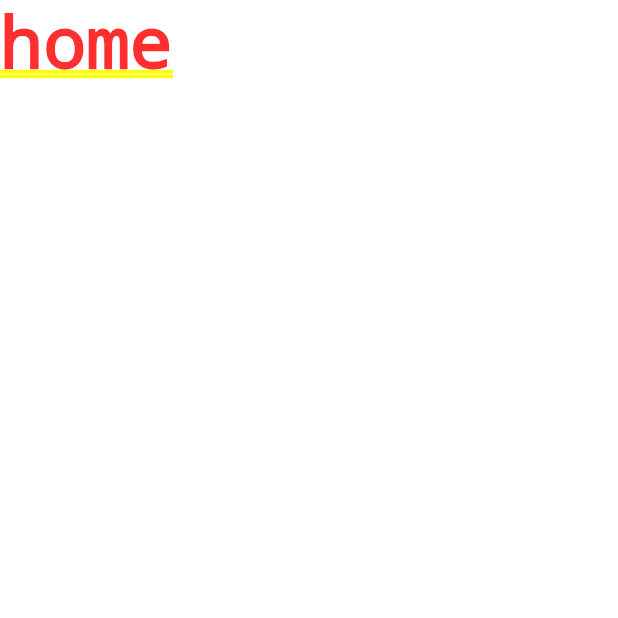
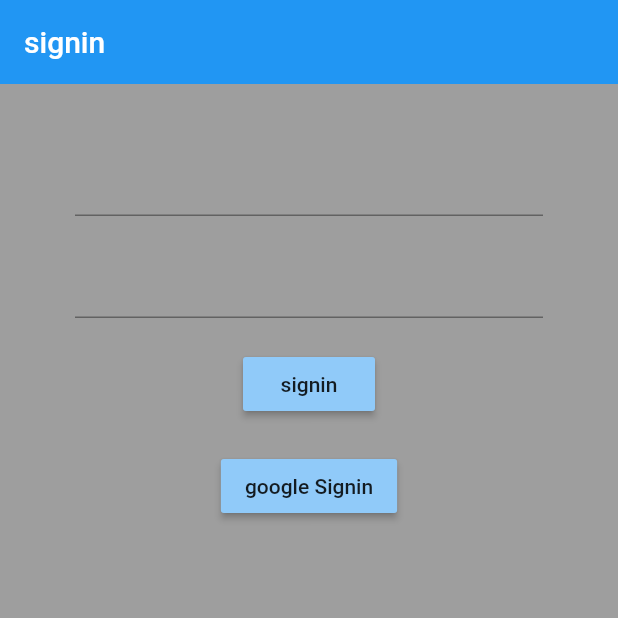
Before and after one commit to m-Arjun/yosadha_finance, a Flutter app: the screen it shows after launch, on a phone screen of 412 x 824 dp, the top half of it. Run offline on Flutter 3.47's test engine with Material 2 defaults, Android fonts, the phone set to English and light mode, and no system bars; our stand-ins replace firebase_auth, flutter_spinkit, google_sign_in; accounts and stored records are empty.

Commit message:
added google sign in and added more user details

```diff
--- a/lib/main.dart
+++ b/lib/main.dart
@@ -1,5 +1,10 @@
+import 'package:firebase_auth/firebase_auth.dart';
 import 'package:flutter/material.dart';
+import 'package:provider/provider.dart';
+import 'package:yosadha_finance/models/user.dart';
 import 'package:yosadha_finance/screens/wrapper.dart';
+import 'package:yosadha_finance/services/authservice.dart';
+import 'package:yosadha_finance/shared/loading.dart';
 
 void main() {
   runApp(MyApp());
@@ -9,8 +14,26 @@ class MyApp extends StatelessWidget {
   // This widget is the root of your application.
   @override
   Widget build(BuildContext context) {
-    return MaterialApp(
-      home:Wrapper()
+    return StreamProvider<User>.value(
+      value:Authservice().user,
+          child: MaterialApp(
+        home:Mainscreen()
+      ),
     );
   }
 }
+
+class Mainscreen extends StatelessWidget {
+  @override
+  Widget build(BuildContext context) {
+    return StreamBuilder(
+      stream: FirebaseAuth.instance.onAuthStateChanged,
+      builder: (context,AsyncSnapshot<FirebaseUser> snapshot){
+        if(snapshot.connectionState == ConnectionState.waiting)
+          return Loading();
+        return Wrapper();
+      },
+
+    );
+  }
+}
--- /dev/null
+++ b/lib/models/user.dart
@@ -0,0 +1,9 @@
+
+//converting firebase object into our own class object
+
+class User {
+
+final String uid,email,providerid,displayname,photourl,phn;
+User({ this.uid ,this.displayname,this.email,this.providerid,this.phn,this.photourl});
+
+}
--- a/lib/screens/authentication/auth.dart
+++ b/lib/screens/authentication/auth.dart
@@ -1,15 +1,17 @@
 import 'package:flutter/material.dart';
+import 'package:yosadha_finance/screens/authentication/sign_in.dart';
+
 
 class Authenticate extends StatefulWidget {
   @override
-  AauthenticateState createState() => AauthenticateState();
+  _AuthenticateState createState() => _AuthenticateState();
 }
 
-class AauthenticateState extends State<Authenticate> {
+class _AuthenticateState extends State<Authenticate> {
   @override
   Widget build(BuildContext context) {
     return Container(
-      child:Text('Authenticate')
+    child:Signin()
     );
   }
 }
--- /dev/null
+++ b/lib/screens/authentication/sign_in.dart
@@ -0,0 +1,97 @@
+import 'package:flutter/material.dart';
+import 'package:yosadha_finance/services/authservice.dart';
+
+class Signin extends StatefulWidget {
+  @override
+  _SigninState createState() => _SigninState();
+}
+
+class _SigninState extends State<Signin> {
+  final Authservice _auth = Authservice();
+  String email = '';
+  String password = '';
+  String error = '';
+  final _formkey = GlobalKey<FormState>();
+  @override
+  Widget build(BuildContext context) {
+    return Scaffold(
+      resizeToAvoidBottomPadding: false,
+      backgroundColor: Colors.grey,
+      appBar: AppBar(
+        backgroundColor: Colors.blue,
+        elevation: 0,
+        title: Text('signin'),
+      ),
+      body: Container(
+          padding: EdgeInsets.symmetric(vertical: 20, horizontal: 50),
+          child: Form(
+            key: _formkey,
+            child: Column(
+              children: <Widget>[
+                SizedBox(
+                  height: 20,
+                ),
+                TextFormField(
+                  validator: (val) => val.isEmpty ? 'Enter an email' : null,
+                  onChanged: (val) {
+                    setState(() {
+                      email = val;
+                    });
+                  },
+                ),
+                SizedBox(height: 20),
+                TextFormField(
+                  validator: (val) => (val.isEmpty || val.length < 7)
+                      ? 'Enter an password with more than 6 char'
+                      : null,
+                  obscureText: true,
+                  onChanged: (val) {
+                    setState(() {
+                      password = val;
+                    });
+                  },
+                ),
+                SizedBox(
+                  height: 20,
+                ),
+                RaisedButton(
+                  onPressed: () async {
+                    if (_formkey.currentState.validate()) {
+                      dynamic result =
+                          await _auth.signinwithemailandpass(email, password);
+                      if (result == null) {
+                        setState(() {
+                          error = 'please supply valid email';
+                        });
+                      }
+                    }
+                  },
+                  color: Colors.blue[200],
+                  child: Text('signin'),
+                ),
+                SizedBox(height: 20,),
+                RaisedButton(
+                  onPressed: ()async {
+
+                      dynamic result =
+                          await _auth.signinwithgoogle();
+
+                      if (result == null) {
+                        setState(() {
+                          error = 'please supply valid email';
+                        });
+                      }
+
+                  },
+                  color: Colors.blue[200],
+                  child: Text('google Signin'),
+
+                  ),
+                SizedBox(height: 20,),
+                Text(error,style: TextStyle(color: Colors.black),)
+              ],
+            ),
+          )),
+    );
+  }
+}
--- a/lib/screens/wrapper.dart
+++ b/lib/screens/wrapper.dart
@@ -1,11 +1,20 @@
 import 'package:flutter/material.dart';
+import 'package:provider/provider.dart';
+import 'package:yosadha_finance/models/user.dart';
+import 'package:yosadha_finance/screens/authentication/auth.dart';
 import 'package:yosadha_finance/screens/home/home.dart';
 
 class Wrapper extends StatelessWidget {
   @override
   Widget build(BuildContext context) {
 
+    final user = Provider.of<User>(context);
+    print(user);
     //return home or auth widget
-    return Home();
+    if(user == null){
+      return Authenticate();
+    }else{
+      return Home(user: user,);
+    }
   }
 }
--- /dev/null
+++ b/lib/services/authservice.dart
@@ -0,0 +1,85 @@
+import 'package:firebase_auth/firebase_auth.dart';
+import 'package:google_sign_in/google_sign_in.dart';
+import 'package:yosadha_finance/models/user.dart';
+
+class Authservice {
+
+  //creating an instance for the firebase auth
+  final FirebaseAuth _auth = FirebaseAuth.instance;
+
+
+  //create userobject based on firebase user
+  User _userfromfirebase (FirebaseUser user) {
+    return user !=null ?
+    User(
+      uid: user.uid,
+      email: user.email,
+      providerid: user.providerId,
+      phn: user.phoneNumber,
+      displayname: user.displayName,
+      photourl: user.photoUrl
+      ) : null;
+  }
+
+  //auth user change stream
+  Stream<User> get user {
+    return _auth.onAuthStateChanged.map(_userfromfirebase);
+  }
+
+
+//signin with email
+Future signinwithemailandpass(email,password) async {
+  try {
+    AuthResult result = await _auth.signInWithEmailAndPassword(email: email, password: password);
+    FirebaseUser user = result.user;
+    return _userfromfirebase(user);
+  } catch (e) {
+    print(e.toString());
+    return null;
+  }
+}
+
+//google signin
+
+Future signinwithgoogle()async{
+try {
+  GoogleSignIn googlesignin = GoogleSignIn();
+  GoogleSignInAccount googleacnt = await googlesignin.signIn();
+  if (googleacnt == null || ! await googlesignin.isSignedIn())
+    return null;
+  AuthResult result = await _auth.signInWithCredential(GoogleAuthProvider.getCredential(
+    idToken: (await googleacnt.authentication).idToken,
+    accessToken:  (await googleacnt.authentication).accessToken
+    ));
+    // print(result);
+    // print(result.user);
+    // print(result.user.displayName);
+    // print(result.user.email);
+    // print(result.user.phoneNumber);
+    // print(result.user.photoUrl);
+    // print(result.user.providerId);
+    // print(result.user.uid);
+
+    FirebaseUser user = result.user;
+    return _userfromfirebase(user);
+} catch (e) {
+
+    print(e.toString());
+    return null;
+}
+}
+
+//signout
+Future signout() async{
+try {
+    await GoogleSignIn().disconnect();
+    return await _auth.signOut();
+  } catch (e) {
+    print(e.toString());
+    return null;
+}
+}
+
+
+
+}
```
Also changed, not shown: lib/screens/home/home.dart (+21 -3 lines), lib/shared/loading.dart (added, +32 -0 lines), lib/ui/loading.dart (deleted, +0 -24 lines), lib/ui/login.dart (deleted, +0 -38 lines).
